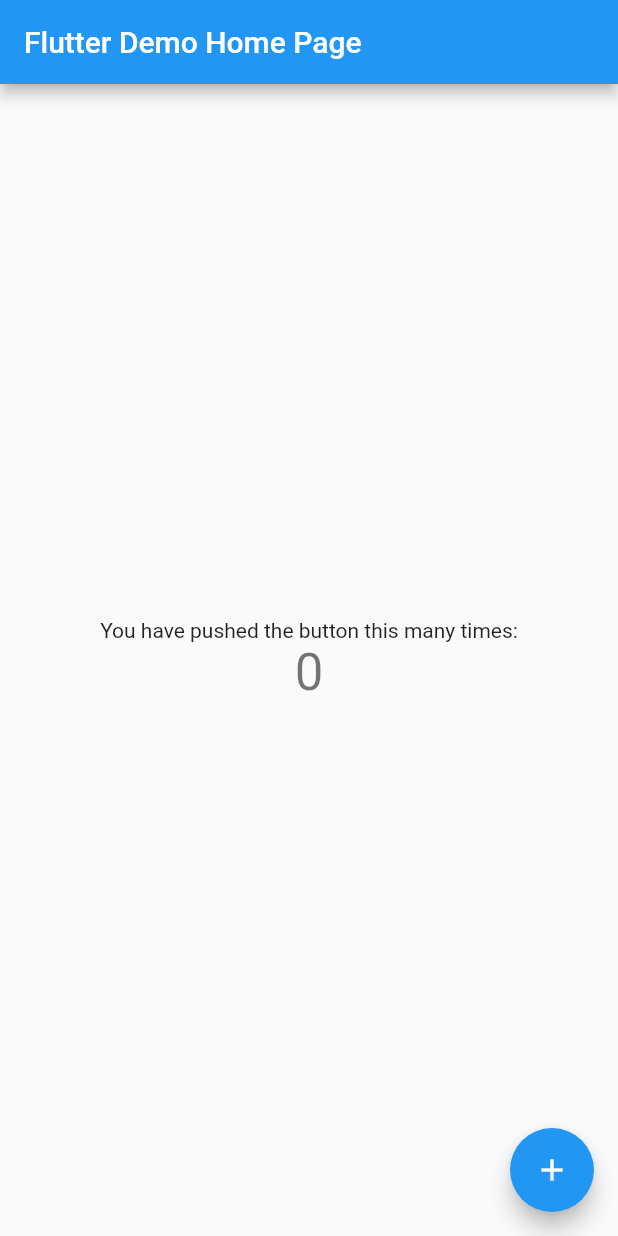
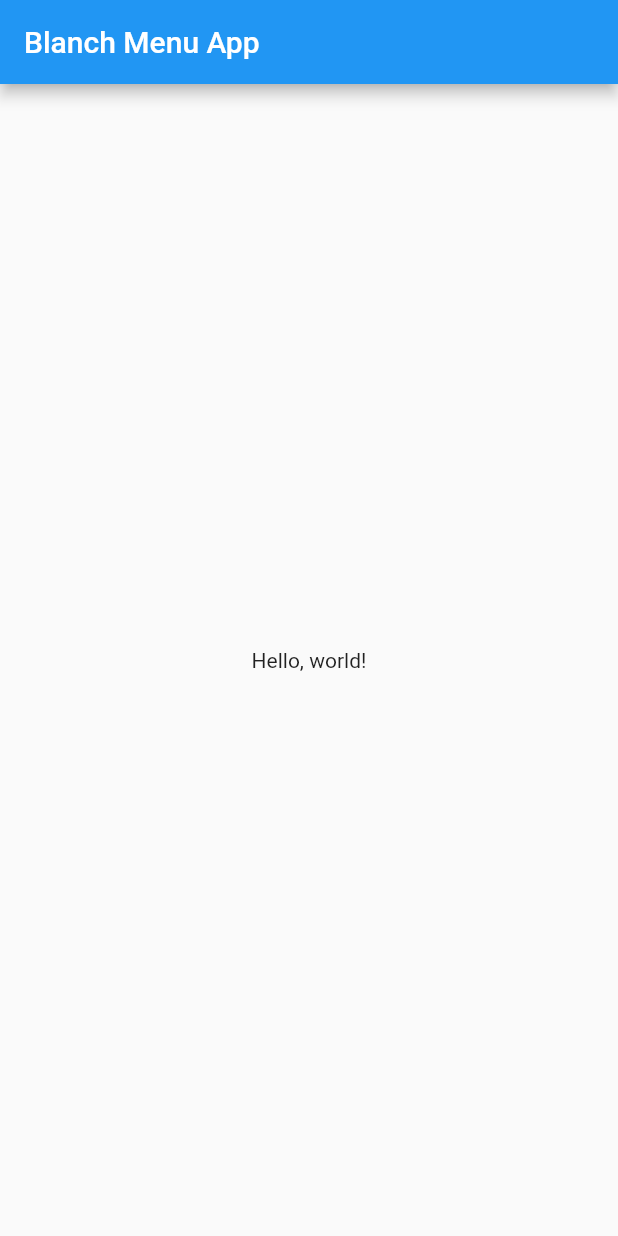
Before and after one commit to fowle22d/blanch_menu_app, a Flutter app: the screen it shows after launch, on a phone screen of 412 x 824 dp. Run offline on Flutter 3.47's test engine with Material 2 defaults, Android fonts, the phone set to English and light mode, and no system bars.

Commit message:
hello wold demo

```diff
--- a/lib/main.dart
+++ b/lib/main.dart
@@ -1,113 +1,27 @@
-import 'package:flutter/material.dart';
+import 'package:flutter/material.dart'; // Material contains logic for prebuilt Flutter widgets
+import 'view/pages/home_page.dart';
 
-void main() {
-  runApp(MyApp());
-}
+// main calls runApp on the root widget for the app
+void main() => runApp(BlanchMenuApp());
 
-class MyApp extends StatelessWidget {
-  // This widget is the root of your application.
+// Create stateless Root widget
+class BlanchMenuApp extends StatelessWidget {
+  // The constructor for the root widget (takes optional key parameter)
+  const BlanchMenuApp({Key key}) : super(key: key);
+
+  // Override the build function to return a Material widget
   @override
   Widget build(BuildContext context) {
+    // MaterialApp widget wraps a number of widgets commonly required for material design apps
     return MaterialApp(
-      title: 'Flutter Demo',
+      // Define the theme for the app
+      // https://api.flutter.dev/flutter/material/ThemeData-class.html
       theme: ThemeData(
-        // This is the theme of your application.
-        //
-        // Try running your application with "flutter run". You'll see the
-        // application has a blue toolbar. Then, without quitting the app, try
-        // changing the primarySwatch below to Colors.green and then invoke
-        // "hot reload" (press "r" in the console where you ran "flutter run",
-        // or simply save your changes to "hot reload" in a Flutter IDE).
-        // Notice that the counter didn't reset back to zero; the application
-        // is not restarted.
-        primarySwatch: Colors.blue,
+        primaryColor: Colors.blue,
+        brightness: Brightness.light,
       ),
-      home: MyHomePage(title: 'Flutter Demo Home Page'),
+      // Define the home page for the app (code for widget can be found in /lib/view/pages/home_page.dart)
+      home: HomePage(),
     );
   }
 }
-
-class MyHomePage extends StatefulWidget {
-  MyHomePage({Key key, this.title}) : super(key: key);
-
-  // This widget is the home page of your application. It is stateful, meaning
-  // that it has a State object (defined below) that contains fields that affect
-  // how it looks.
-
-  // This class is the configuration for the state. It holds the values (in this
-  // case the title) provided by the parent (in this case the App widget) and
-  // used by the build method of the State. Fields in a Widget subclass are
-  // always marked "final".
-
-  final String title;
-
-  @override
-  _MyHomePageState createState() => _MyHomePageState();
-}
-
-class _MyHomePageState extends State<MyHomePage> {
-  int _counter = 0;
-
-  void _incrementCounter() {
-    setState(() {
-      // This call to setState tells the Flutter framework that something has
-      // changed in this State, which causes it to rerun the build method below
-      // so that the display can reflect the updated values. If we changed
-      // _counter without calling setState(), then the build method would not be
-      // called again, and so nothing would appear to happen.
-      _counter++;
-    });
-  }
-
-  @override
-  Widget build(BuildContext context) {
-    // This method is rerun every time setState is called, for instance as done
-    // by the _incrementCounter method above.
-    //
-    // The Flutter framework has been optimized to make rerunning build methods
-    // fast, so that you can just rebuild anything that needs updating rather
-    // than having to individually change instances of widgets.
-    return Scaffold(
-      appBar: AppBar(
-        // Here we take the value from the MyHomePage object that was created by
-        // the App.build method, and use it to set our appbar title.
-        title: Text(widget.title),
-      ),
-      body: Center(
-        // Center is a layout widget. It takes a single child and positions it
-        // in the middle of the parent.
-        child: Column(
-          // Column is also a layout widget. It takes a list of children and
-          // arranges them vertically. By default, it sizes itself to fit its
-          // children horizontally, and tries to be as tall as its parent.
-          //
-          // Invoke "debug painting" (press "p" in the console, choose the
-          // "Toggle Debug Paint" action from the Flutter Inspector in Android
-          // Studio, or the "Toggle Debug Paint" command in Visual Studio Code)
-          // to see the wireframe for each widget.
-          //
-          // Column has various properties to control how it sizes itself and
-          // how it positions its children. Here we use mainAxisAlignment to
-          // center the children vertically; the main axis here is the vertical
-          // axis because Columns are vertical (the cross axis would be
-          // horizontal).
-          mainAxisAlignment: MainAxisAlignment.center,
-          children: <Widget>[
-            Text(
-              'You have pushed the button this many times:',
-            ),
-            Text(
-              '$_counter',
-              style: Theme.of(context).textTheme.headline4,
-            ),
-          ],
-        ),
-      ),
-      floatingActionButton: FloatingActionButton(
-        onPressed: _incrementCounter,
-        tooltip: 'Increment',
-        child: Icon(Icons.add),
-      ), // This trailing comma makes auto-formatting nicer for build methods.
-    );
-  }
-}
--- /dev/null
+++ b/lib/view/pages/home_page.dart
@@ -0,0 +1,24 @@
+import 'package:flutter/material.dart';
+
+// Create stateless HomePage widget
+class HomePage extends StatelessWidget {
+  // The constructor for the HomePage widget
+  const HomePage({Key key}) : super(key: key);
+
+  // Create and return a Scaffold widget
+  @override
+  Widget build(BuildContext context) {
+    // Scaffold implements basic material design visual layout structure
+    // A Scaffold is basically a page (which contains bars, drawers, ets)
+    return Scaffold(
+      // Create AppBar (at top of page)
+      appBar: AppBar(
+        title: Text("Blanch Menu App"),
+      ),
+      // Create Body
+      body: Center(
+        child: Text("Hello, world!"),
+      ),
+    );
+  }
+}
```
Also changed, not shown: 1 other file.
